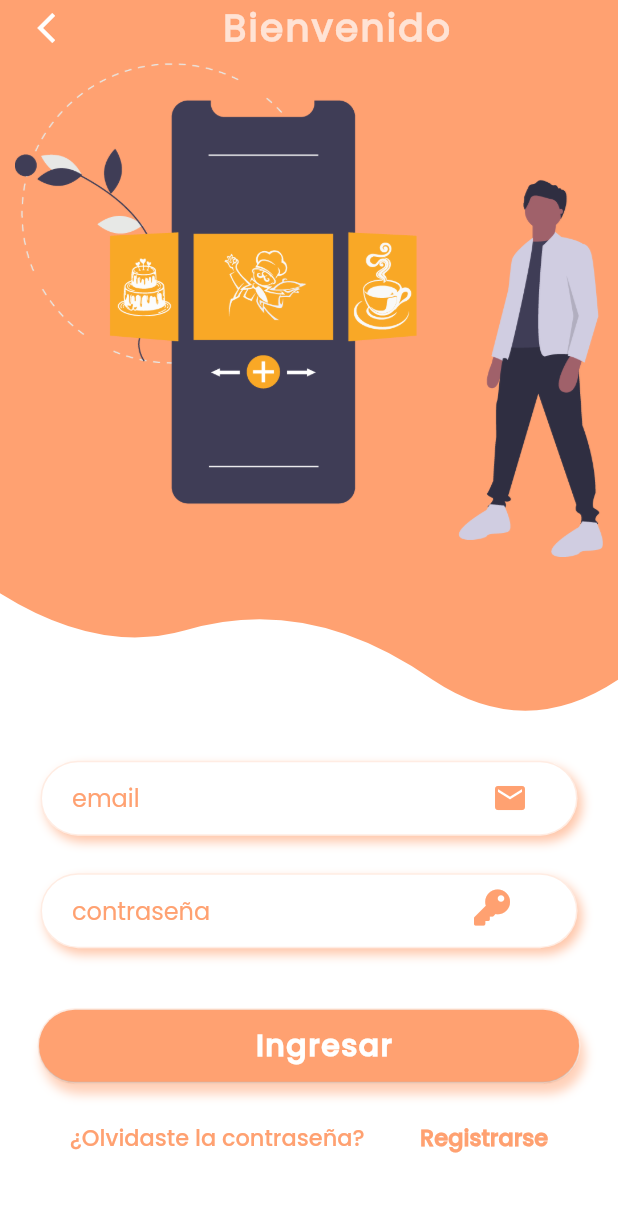
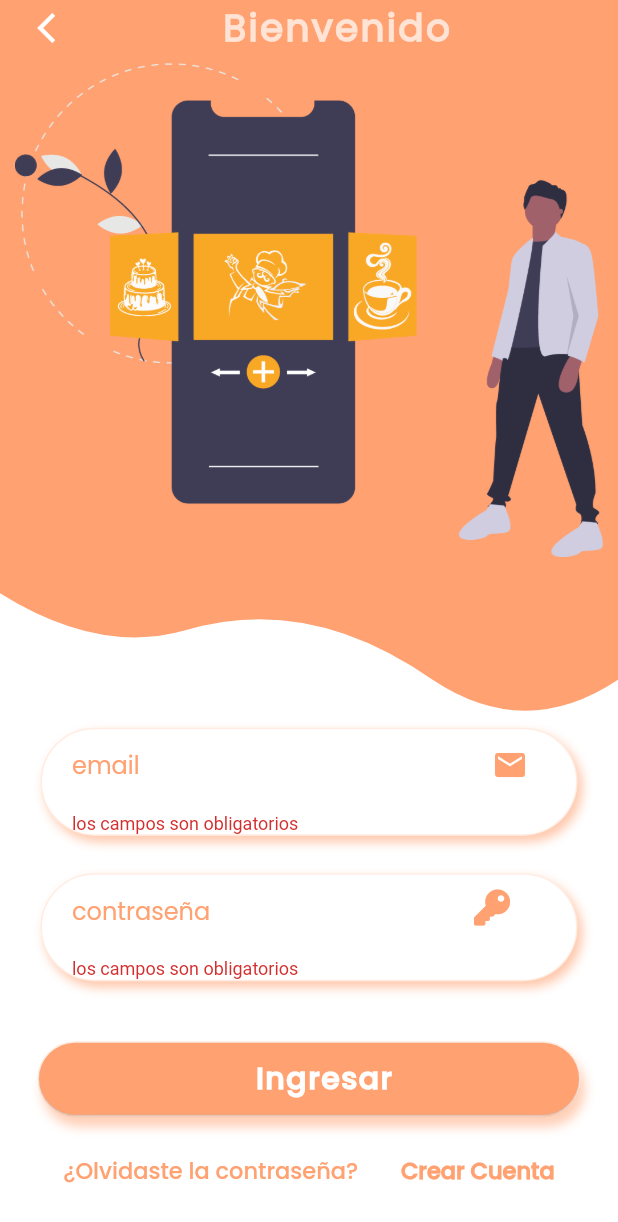
Before and after one commit to Eli010/login_flutter_zar, a Flutter app: the LoginPage screen opened by its route, after a tap on "Ingresar", on a phone screen of 412 x 824 dp. Shown: the top 1222 px of the screen. Run offline on Flutter 3.47's test engine with Material 2 defaults, Android fonts, the phone set to English and light mode, and no system bars; our stand-ins replace equatable, firebase_auth, firebase_core, flutter_bloc, flutter_svg, font_awesome_flutter and 1 more; accounts and stored records are empty; network calls fail; statements that could not run were skipped.

Commit message:
Login google-email-anonimously

```diff
--- a/lib/src/page/login_page.dart
+++ b/lib/src/page/login_page.dart
@@ -1,25 +1,45 @@
 
 
 import 'package:flutter/material.dart';
+import 'package:flutter_bloc/flutter_bloc.dart';
 import 'package:font_awesome_flutter/font_awesome_flutter.dart';
+import 'package:login_food/src/bloc/auth_cubit.dart';
 import 'package:login_food/src/routes/routes.dart';
 import 'package:login_food/src/widgets/boton_widget.dart';
 import 'package:login_food/src/widgets/header_widget.dart';
 import 'package:login_food/src/widgets/input_widget.dart';
 
 
-class LoginPage extends StatelessWidget {
+class LoginPage extends StatefulWidget {
 
 static Widget create(BuildContext context)=>LoginPage();
 
+  @override
+  _LoginPageState createState() => _LoginPageState();
+}
+
+class _LoginPageState extends State<LoginPage> {
+
+  final _formKey = GlobalKey<FormState>();
+  final _emailController = TextEditingController();
+  final _passwordController = TextEditingController();
+
+
+  String? validators(String? value){
+    return (value == null || value.isEmpty)?'los campos son obligatorios':null;
+  }
+
 @override
 Widget build(BuildContext context) {
-
   final size = MediaQuery.of(context).size;
 
     return Scaffold(
 
-      body: SingleChildScrollView(
+      body: BlocBuilder<AuthCubit, AuthState>(
+        builder: (_, state) {
+          return Form(
+            key: _formKey,
+            child:       SingleChildScrollView(
         child: Container(
           width: double.infinity,
           height: size.height,
@@ -77,12 +97,20 @@ Widget build(BuildContext context) {
                 // mainAxisAlignment: MainAxisAlignment.end,
                 // crossAxisAlignment: CrossAxisAlignment.end,
                 children: [
+                  if (state is AuthSigningIn) Center(child: CircularProgressIndicator()),
+                   if (state is AuthError)Text(
+                     state.message,
+                     style: TextStyle(color: Colors.red,fontSize: 24),
+                     ),
+
                   // Container(
                     // height: 200,
                   // ),
                   SizedBox(height: size.height*0.55),
 
                   Input_widget(
+                    controller: _emailController,
+                    validator: validators,
                     isPassword: false,
                     keyboarType: TextInputType.emailAddress,
                     hintext: 'email',
@@ -90,6 +118,8 @@ Widget build(BuildContext context) {
                     ),
                   SizedBox(height: 25.0,),
                   Input_widget(
+                    controller: _passwordController,
+                    validator: validators,
                     isPassword: true,
                    hintext: 'contraseña',
                    suffixIcon: Container(
@@ -100,7 +130,17 @@ Widget build(BuildContext context) {
                   SizedBox(height: 40.0,),
                   Container(
                     margin: EdgeInsets.symmetric(horizontal: 25.0),
-                    child: BotonWidgetDos(textBoton: 'Ingresar', colorPrimary:Color(0xFFFFA171), onPressed: (){}
+                    child: BotonWidgetDos(
+                      textBoton: 'Ingresar',
+                      colorPrimary:Color(0xFFFFA171),
+                      onPressed: (){
+                          if (_formKey.currentState?.validate()==true) {
+                              context.read<AuthCubit>().signInWithEmailAndPassword(
+                                _emailController.text,
+                                _passwordController.text
+                                );
+                            }
+                      }
                     )
                     ),
                   SizedBox(height: 25.0,),
@@ -122,14 +162,17 @@ Widget build(BuildContext context) {
                         },
                       ),
                     GestureDetector(
-                      child: Text('Registrarse',style: TextStyle(
+                      child: Text('Crear Cuenta',style: TextStyle(
                          fontFamily: 'letra',
                          color: Color(0xffFFA171),
                          fontWeight: FontWeight.bold,
                          fontSize: 15
                           ),
                          ),
-                         onTap: ()=>Navigator.pushNamed(context, Routes.createAccount),
+                         onTap: (){
+                           context.read<AuthCubit>().reset();
+                           Navigator.pushNamed(context, Routes.createAccount);
+                         },
                     )
 
                         ],
@@ -143,6 +186,11 @@ Widget build(BuildContext context) {
           ),
         ),
       ),
+
+            );
+        },
+      )
+
     );
 }
 }
--- a/lib/src/repository/auth_repository.dart
+++ b/lib/src/repository/auth_repository.dart
@@ -15,6 +15,10 @@ abstract class AuthRepositoryBase{
 
   Future<AuthUser?> signInAnonymously();
   Future<AuthUser?> signInWithGoogle();
+  //cuales son los elementos a enviar
+  Future<AuthUser?> createWithEmailAndPassword(String email,String passsword);
+  //almacenamos datos
+  Future<AuthUser?> signInWithEmailAndPassword(String email,String passsword);
 
   Future<void> signOut();
 }
--- a/lib/src/routes/routes.dart
+++ b/lib/src/routes/routes.dart
@@ -1,7 +1,5 @@
 
 import 'package:flutter/material.dart';
-import 'package:login_food/src/page/login_page.dart';
-import 'package:login_food/src/page/register_one_page.dart';
 // import 'package:login_food/src/page/forgot_password_page.dart';
 // import 'package:login_food/src/page/generate_code_forgot_page.dart';
 // import 'package:login_food/src/page/register_two_page.dart';
@@ -9,6 +7,8 @@ import 'package:login_food/src/page/register_one_page.dart';
 // import 'package:login_food/src/page/verify_page.dart';
 //
 // Pages
+import 'package:login_food/src/page/login_page.dart';
+import 'package:login_food/src/page/register_one_page.dart';
 import 'package:login_food/src/page/splash_page.dart';
 import 'package:login_food/src/page/welcome_page.dart';
 import 'package:login_food/src/page/home_page.dart';
--- a/lib/src/widgets/input_widget.dart
+++ b/lib/src/widgets/input_widget.dart
@@ -6,6 +6,8 @@ class Input_widget extends StatelessWidget {
   final TextInputType? keyboarType;
   final bool isPassword;
   final Widget? suffixIcon;
+  final TextEditingController? controller;
+  final String? Function(String?)? validator;
 
   const Input_widget({
     this.icon,
@@ -13,6 +15,8 @@ class Input_widget extends StatelessWidget {
     this.keyboarType,
     required this.isPassword,
     this.suffixIcon,
+    this.controller,
+    this.validator,
   });
 
   @override
@@ -36,11 +40,14 @@ class Input_widget extends StatelessWidget {
         borderRadius: BorderRadius.circular(40.0),
         border: Border.all(color: Color(0xffFFA171).withOpacity(0.2)),
       ),
-      child: TextField(
+      child: TextFormField(
+        validator:validator,
+        controller: controller,
         keyboardType: this.keyboarType,
         obscureText: this.isPassword,
         // textAlign: TextAlign.center,
         decoration: InputDecoration(
+
           hintText: this.hintext,
           hintStyle: TextStyle(
             color: Color(0xffFFA171),
```
Also changed, not shown: lib/src/bloc/auth_cubit.dart (+13 -1 lines), lib/src/page/register_one_page.dart (+61 -23 lines), lib/src/repository/implementation/auth_repository.dart (+12 -0 lines).
